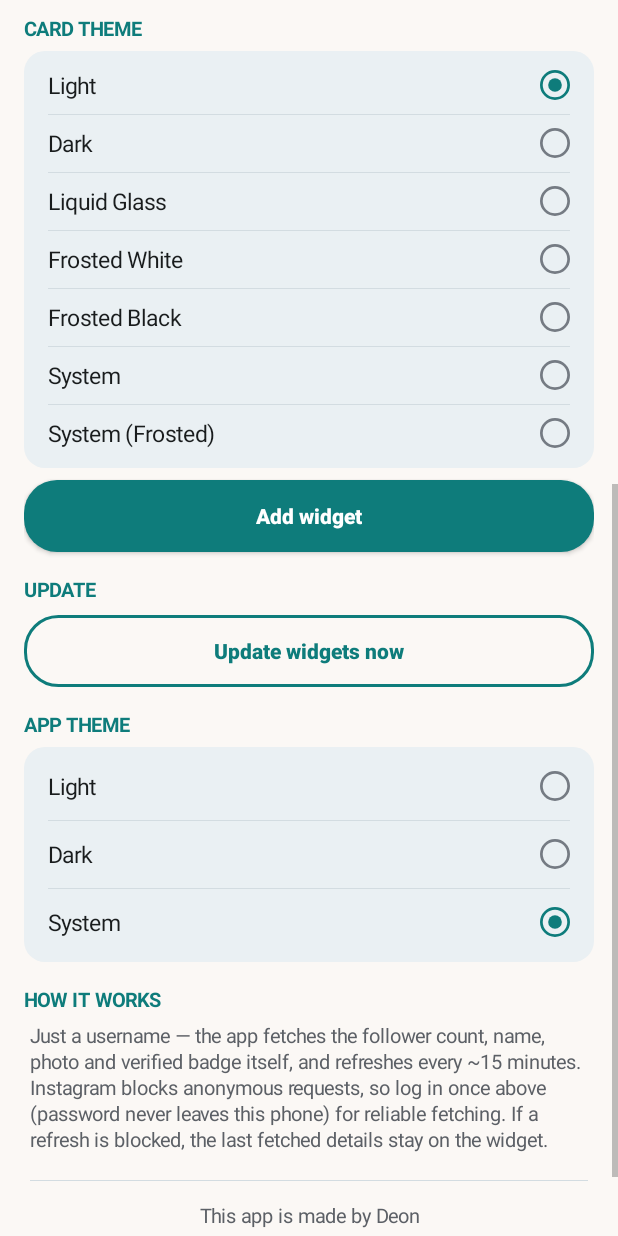
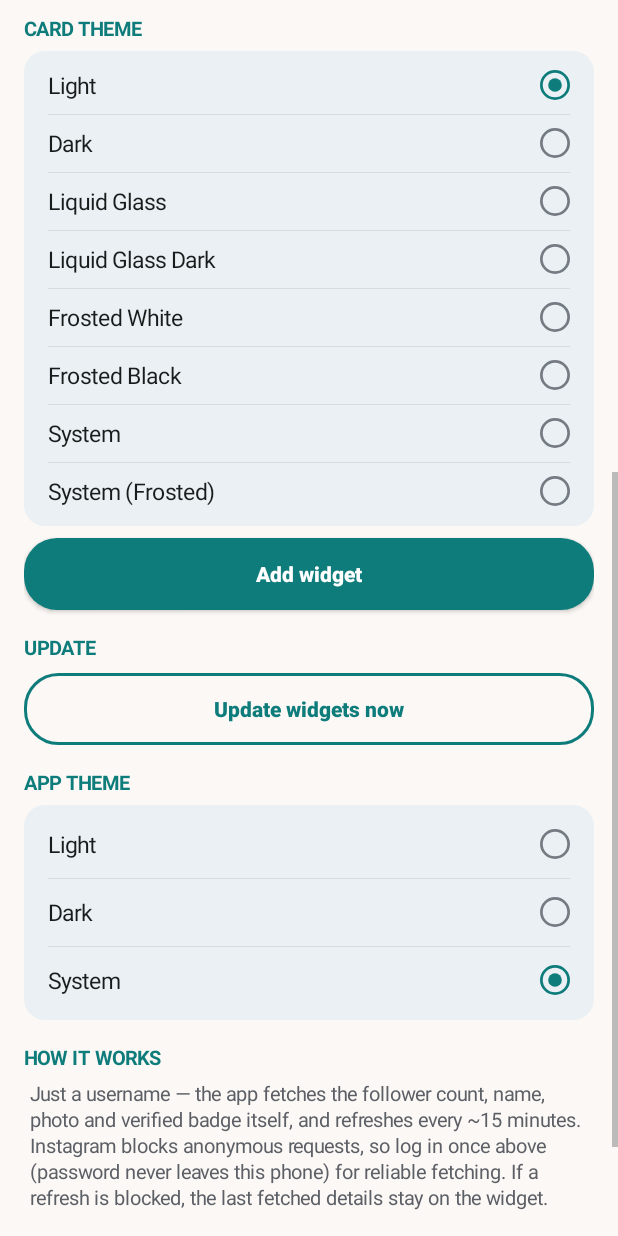
Before and after one commit to D30N/InstaW-Live, an Android app: the screen it shows after launch (MainActivity), scrolled down 576 dp, on a phone screen of 412 x 824 dp. Run offline under Robolectric (Android 15) with nearby library versions, the light colour scheme and no system bars.

Commit message:
Liquid Glass Dark theme + widget configure fix (vc51)

```diff
--- a/app/build.gradle.kts
+++ b/app/build.gradle.kts
@@ -11,7 +11,7 @@ android {
         applicationId = "com.deon.followwidget.live"
         minSdk = 26
         targetSdk = 34
-        versionCode = 50
+        versionCode = 51
         versionName = "1.0"
     }
 
--- a/app/src/main/java/com/deon/followwidget/live/FollowerWidgetProvider.kt
+++ b/app/src/main/java/com/deon/followwidget/live/FollowerWidgetProvider.kt
@@ -220,6 +220,7 @@ class FollowerWidgetProvider : AppWidgetProvider() {
                     "frosted_white" -> R.drawable.card_frosted_white
                     "frosted_black" -> R.drawable.card_frosted_black
                     "liquid_glass" -> R.drawable.card_liquid_glass
+                    "liquid_glass_dark" -> R.drawable.card_liquid_glass_dark
                     else -> R.drawable.card_bg_light
                 }
             )
@@ -281,7 +282,7 @@ class FollowerWidgetProvider : AppWidgetProvider() {
                 // sign (green for growth, red for drop). Safe visibility
                 // toggle between four pre-styled TextViews — no reflection.
                 val isDown = delta < 0
-                val isGlass = theme == "liquid_glass"
+                val isGlass = theme == "liquid_glass" || theme == "liquid_glass_dark"
                 // Glass uses the bright saturated pills (like the light
                 // theme's), not the muted dark-card ones.
                 val isDarkCard = !darkText && !isGlass
--- a/app/src/main/java/com/deon/followwidget/live/MainActivity.kt
+++ b/app/src/main/java/com/deon/followwidget/live/MainActivity.kt
@@ -48,6 +48,7 @@ class MainActivity : Activity() {
         "light" to "Light",
         "dark" to "Dark",
         "liquid_glass" to "Liquid Glass",
+        "liquid_glass_dark" to "Liquid Glass Dark",
         "frosted_white" to "Frosted White",
         "frosted_black" to "Frosted Black",
         "system" to "System",
@@ -400,6 +401,7 @@ class MainActivity : Activity() {
         themeKey = when (WidgetStore.getDefaultTheme(this@MainActivity)) {
             "dark" -> "dark"
             "liquid_glass" -> "liquid_glass"
+            "liquid_glass_dark" -> "liquid_glass_dark"
             "frosted_white" -> "frosted_white"
             "frosted_black" -> "frosted_black"
             "system" -> "system"
--- a/app/src/main/java/com/deon/followwidget/live/WidgetConfigActivity.kt
+++ b/app/src/main/java/com/deon/followwidget/live/WidgetConfigActivity.kt
@@ -195,6 +195,7 @@ class WidgetConfigActivity : Activity() {
             "light" to "Light",
             "dark" to "Dark",
             "liquid_glass" to "Liquid Glass",
+            "liquid_glass_dark" to "Liquid Glass Dark",
             "frosted_white" to "Frosted White",
             "frosted_black" to "Frosted Black",
             "system" to "System",
--- /dev/null
+++ b/app/src/main/res/drawable/card_liquid_glass_dark.xml
@@ -0,0 +1,54 @@
+<?xml version="1.0" encoding="utf-8"?>
+<!-- iOS-style Liquid Glass card, BLACK shaded: dark translucent veil so the
+     wallpaper glows through, top light falloff + deep bottom shade for 3D
+     curvature, a faint diagonal sheen, and a luminous specular rim. -->
+<layer-list xmlns:android="http://schemas.android.com/apk/res/android">
+    <!-- base: dark black veil -->
+    <item>
+        <shape android:shape="rectangle">
+            <corners android:radius="28dp" />
+            <solid android:color="#750A0A0E" />
+        </shape>
+    </item>
+    <!-- top light falloff (light catching on dark glass) -->
+    <item>
+        <shape android:shape="rectangle">
+            <corners android:radius="28dp" />
+            <gradient
+                android:angle="270"
+                android:startColor="#2EFFFFFF"
+                android:centerColor="#0AFFFFFF"
+                android:endColor="#00000000" />
+        </shape>
+    </item>
+    <!-- bottom inner shade (curvature depth) -->
+    <item>
+        <shape android:shape="rectangle">
+            <corners android:radius="28dp" />
+            <gradient
+                android:angle="90"
+                android:startColor="#4B000000"
+                android:centerColor="#14000000"
+                android:endColor="#00000000" />
+        </shape>
+    </item>
+    <!-- faint diagonal liquid sheen -->
+    <item>
+        <shape android:shape="rectangle">
+            <corners android:radius="28dp" />
+            <gradient
+                android:angle="315"
+                android:startColor="#0EFFFFFF"
+                android:centerColor="#05FFFFFF"
+                android:endColor="#00000000" />
+        </shape>
+    </item>
+    <!-- luminous specular rim -->
+    <item>
+        <shape android:shape="rectangle">
+            <corners android:radius="28dp" />
+            <stroke android:width="2dp" android:color="#E6FFFFFF" />
+            <solid android:color="#00000000" />
+        </shape>
+    </item>
+</layer-list>
--- a/app/src/main/res/xml/follower_widget_info.xml
+++ b/app/src/main/res/xml/follower_widget_info.xml
@@ -12,4 +12,4 @@
     android:minResizeWidth="110dp"
     android:minResizeHeight="110dp"
     android:widgetCategory="home_screen"
-    android:configure="com.deon.followwidget.WidgetConfigActivity" />
+    android:configure="com.deon.followwidget.live.WidgetConfigActivity" />
```
